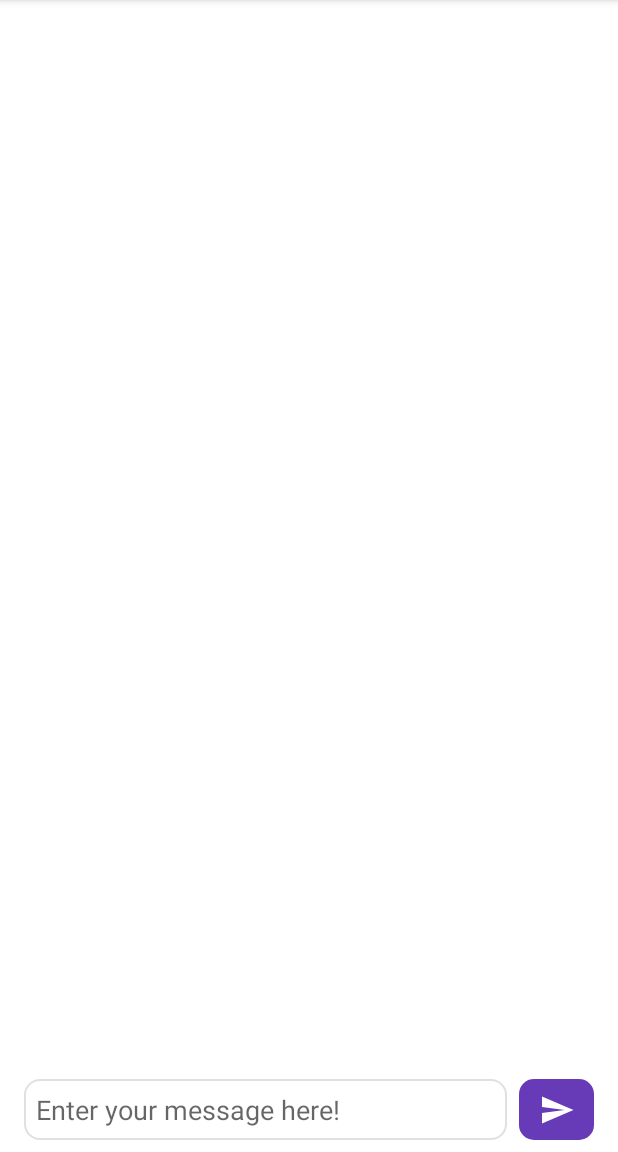
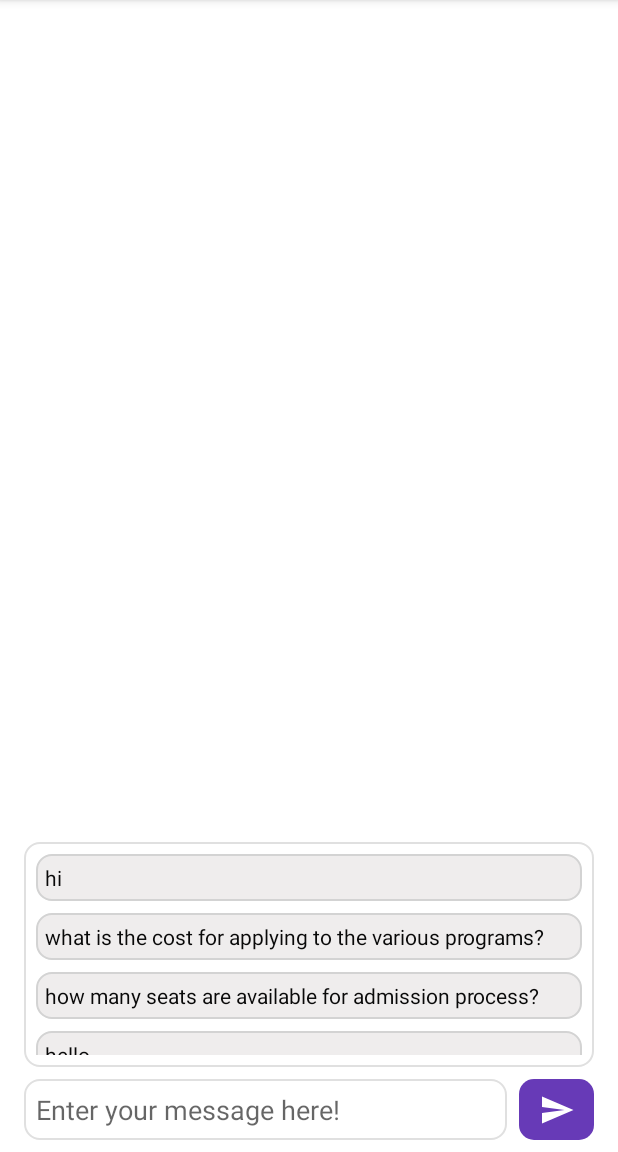
Before and after one commit to jobinjacob1810/ChatBot, an Android app: the screen it shows after launch (MainActivity), on a phone screen of 412 x 824 dp, the part 84-1236 px from its top. Run offline under Robolectric (Android 15) with nearby library versions, the phone set to English and light mode, and no system bars.

Commit message:
added questions section in ui

```diff
--- a/app/src/main/java/com/jobin/chatbot/ChatAdapter.kt
+++ b/app/src/main/java/com/jobin/chatbot/ChatAdapter.kt
@@ -6,7 +6,7 @@ import android.view.ViewGroup
 import android.widget.TextView
 import androidx.recyclerview.widget.RecyclerView
 
-class ChatAdapter(private val chats: List<String>) : RecyclerView.Adapter<ChatAdapter.ViewHolder>() {
+class ChatAdapter(private val chats: List<String>, private val listener: Listener? = null) : RecyclerView.Adapter<ChatAdapter.ViewHolder>() {
 
     override fun onCreateViewHolder(parent: ViewGroup, viewType: Int): ViewHolder {
         return ViewHolder(LayoutInflater.from(parent.context).inflate(R.layout.chat_message, parent, false))
@@ -18,11 +18,22 @@ class ChatAdapter(private val chats: List<String>) : RecyclerView.Adapter<ChatAd
 
     override fun getItemCount(): Int = chats.size
 
-    class ViewHolder(itemView: View) : RecyclerView.ViewHolder(itemView) {
+    inner class ViewHolder(itemView: View) : RecyclerView.ViewHolder(itemView) {
         private val tvChat: TextView = itemView.findViewById(R.id.tv_chat)
+
+        init {
+            tvChat.setOnClickListener {
+                if(adapterPosition < 0) return@setOnClickListener
+                listener?.onChatItemClicked(adapterPosition, chats[adapterPosition])
+            }
+        }
 
         fun setChatMessage(message: String) {
             tvChat.text = message
         }
     }
+
+    interface Listener {
+        fun onChatItemClicked(position: Int, item: String)
+    }
 }
--- a/app/src/main/java/com/jobin/chatbot/MainActivity.kt
+++ b/app/src/main/java/com/jobin/chatbot/MainActivity.kt
@@ -13,7 +13,10 @@ import com.jobin.chatbot.utils.ChatHandler
 class MainActivity : AppCompatActivity() {
 
     private val chats: ArrayList<String> = arrayListOf()
+    private val questions: List<String> by lazy { ChatHandler.getQuestions() }
+
     private lateinit var rvChat: RecyclerView
+    private lateinit var rvQuestions: RecyclerView
     private lateinit var etChat: EditText
 
     override fun onCreate(savedInstanceState: Bundle?) {
@@ -31,6 +34,18 @@ class MainActivity : AppCompatActivity() {
         rvChat = findViewById(R.id.chat_messages_list)
         rvChat.layoutManager = LinearLayoutManager(this)
         rvChat.adapter = ChatAdapter(chats)
+
+        // setup questions list
+        rvQuestions = findViewById(R.id.questions_list)
+        rvQuestions.layoutManager = LinearLayoutManager(this)
+        rvQuestions.adapter = ChatAdapter(questions, questionsListener)
+
+    }
+
+    private val questionsListener = object: ChatAdapter.Listener {
+        override fun onChatItemClicked(position: Int, item: String) {
+            processChatMessage(item)
+        }
     }
 
     private fun processChatMessage(message: String) {
@@ -61,5 +76,7 @@ class MainActivity : AppCompatActivity() {
         // add chat item to the list
         chats.add(message)
         rvChat.adapter?.notifyItemInserted(chats.size - 1)
+        rvChat.smoothScrollToPosition(chats.size - 1)
+
     }
 }
--- a/app/src/main/java/com/jobin/chatbot/utils/ChatHandler.kt
+++ b/app/src/main/java/com/jobin/chatbot/utils/ChatHandler.kt
@@ -10,6 +10,10 @@ object ChatHandler {
 
     }
 
+    fun getQuestions() : List<String> {
+        return answersMap.keys.toList()
+    }
+
     fun handleMessage(message: String): String {
         return answersMap[message.lowercase()] ?: QuesAns.Answers.DEFAULT
     }
--- a/app/src/main/res/layout/activity_main.xml
+++ b/app/src/main/res/layout/activity_main.xml
@@ -15,7 +15,21 @@
         android:layout_height="0dp"
         android:layout_marginBottom="8dp"
         android:layout_marginTop="16dp"
+        tools:listitem="@layout/chat_message"
         app:layout_constraintTop_toTopOf="parent"
+        app:layout_constraintStart_toStartOf="parent"
+        app:layout_constraintEnd_toEndOf="parent"
+        app:layout_constraintBottom_toTopOf="@id/questions_list"/>
+
+    <androidx.recyclerview.widget.RecyclerView
+        android:id="@+id/questions_list"
+        android:layout_width="0dp"
+        android:layout_height="150dp"
+        android:padding="8dp"
+        tools:listitem="@layout/chat_message"
+        android:background="@drawable/grey_border"
+        android:layout_marginBottom="8dp"
+        android:layout_marginTop="16dp"
         app:layout_constraintStart_toStartOf="parent"
         app:layout_constraintEnd_toEndOf="parent"
         app:layout_constraintBottom_toTopOf="@id/et_chat_input"/>
--- a/app/src/main/res/layout/chat_message.xml
+++ b/app/src/main/res/layout/chat_message.xml
@@ -4,9 +4,9 @@
     android:layout_height="wrap_content"
     xmlns:tools="http://schemas.android.com/tools"
     android:id="@+id/tv_chat"
-    android:textSize="16sp"
+    android:textSize="14sp"
     android:textColor="#090909"
-    android:padding="8dp"
-    android:layout_marginBottom="5dp"
+    android:padding="6dp"
+    android:layout_marginBottom="8dp"
     android:background="@drawable/chat_bg"
     tools:text="This is a chat message" />
```
